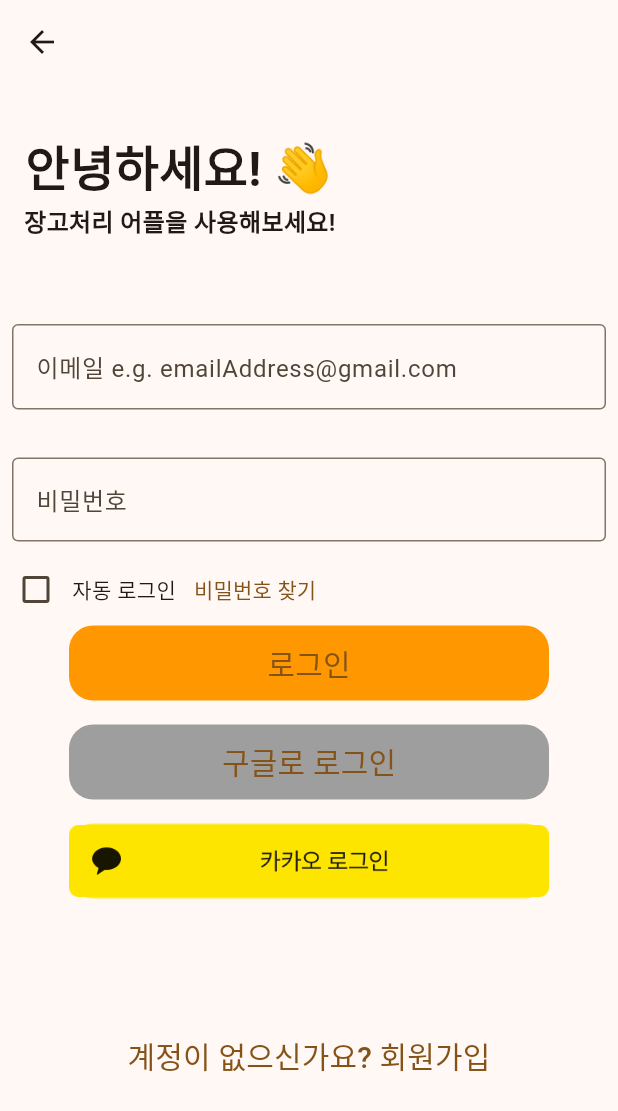
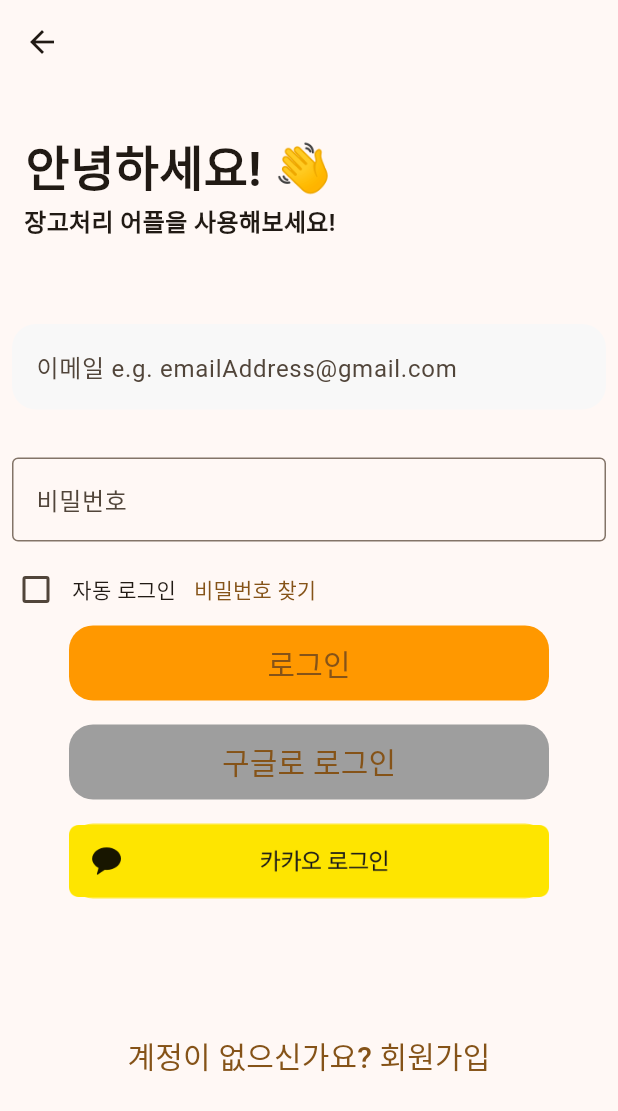
Before and after one commit to orm-Janggo/flutter_project_orm_Janggo, a Flutter app: the screen it shows after launch, after a tap on "로그인", on a phone screen of 412 x 824 dp. Shown: the top 1111 px of the screen. Run offline on Flutter 3.47's test engine with Material 3 defaults, Android fonts, the phone set to English and light mode, and no system bars; our stand-ins replace firebase_auth, firebase_core, flutter_dotenv, freezed_annotation, go_router; missing offline and left inert: dart:ffi, kakao_flutter_sdk_user; accounts and stored records are empty; Roboto replaces fonts that are missing (hand_font, school_font).

Commit message:
[MODIFY] change email form field ui

```diff
--- a/lib/presentation/sign/sign_in/sign_in_screen.dart
+++ b/lib/presentation/sign/sign_in/sign_in_screen.dart
@@ -81,9 +81,23 @@ class _SignInScreenState extends State<SignInScreen> {
                       padding: const EdgeInsets.all(8.0),
                       child: TextFormField(
                         key: const ValueKey(1),
-                        decoration: const InputDecoration(
-                          border: OutlineInputBorder(),
+                        decoration: InputDecoration(
                           hintText: '이메일 e.g. emailAddress@gmail.com',
+                          filled: true,
+                          fillColor: const Color(0xfff8f8f8),
+                          border: InputBorder.none,
+                          enabledBorder: OutlineInputBorder(
+                            borderRadius: BorderRadius.circular(16.0),
+                            borderSide: const BorderSide(
+                              color: Colors.transparent,
+                            ),
+                          ),
+                          focusedBorder: OutlineInputBorder(
+                            borderRadius: BorderRadius.circular(16.0),
+                            borderSide: const BorderSide(
+                              color: Color(0xfffb8c00),
+                            ),
+                          ),
                         ),
                         validator: (value) {
                           if (value?.isEmpty ?? false) {
```
